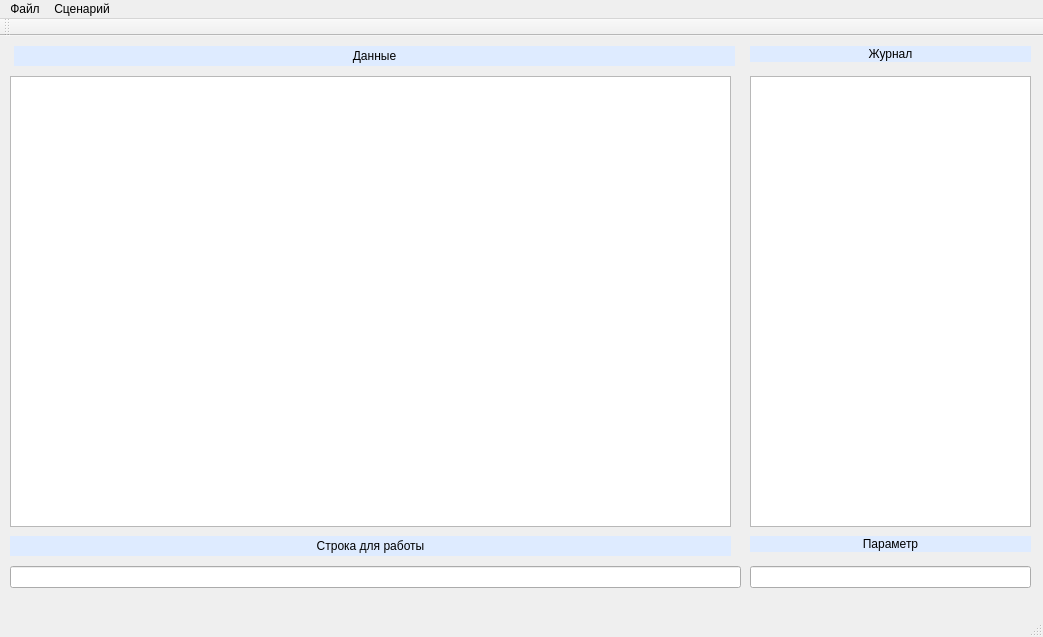
This is mainwindow.ui in sas26031962/TextControl0 as Qt 5 draws it before an edit. The edited form follows.
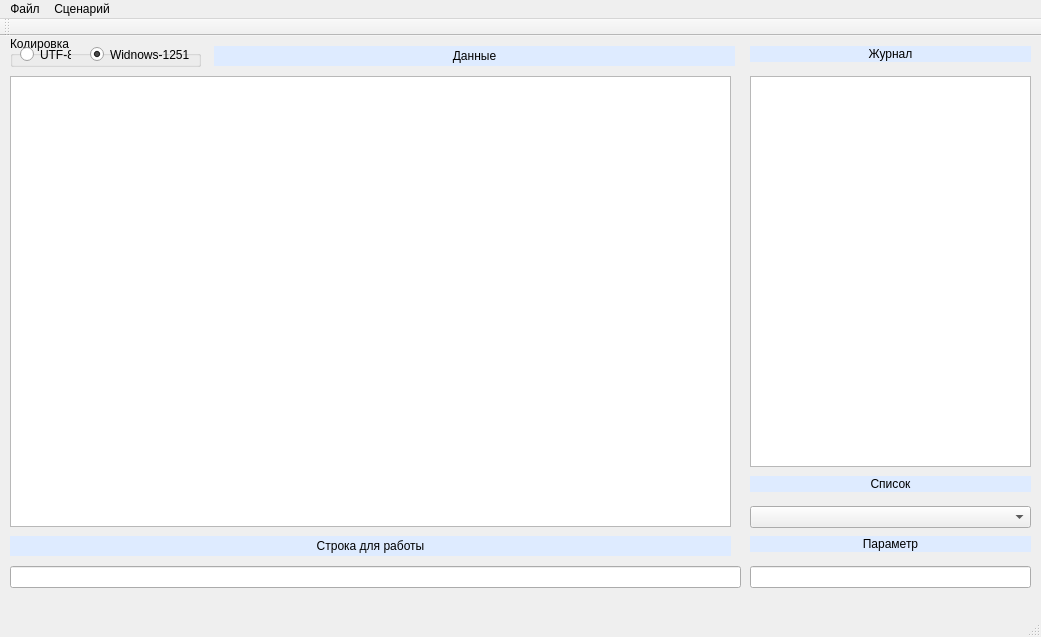
This is the edited form.

What changed in the file:
```diff
--- a/mainwindow.ui
+++ b/mainwindow.ui
@@ -6,7 +6,7 @@
    <rect>
     <x>0</x>
     <y>0</y>
-    <width>1043</width>
+    <width>1041</width>
     <height>637</height>
    </rect>
   </property>
@@ -30,16 +30,16 @@
       <x>750</x>
       <y>40</y>
       <width>281</width>
-      <height>451</height>
+      <height>391</height>
      </rect>
     </property>
    </widget>
    <widget class="QLabel" name="labelDataCaption">
     <property name="geometry">
      <rect>
-      <x>14</x>
+      <x>214</x>
       <y>10</y>
-      <width>721</width>
+      <width>521</width>
       <height>20</height>
      </rect>
     </property>
@@ -130,14 +130,116 @@
      <set>Qt::AlignCenter</set>
     </property>
    </widget>
+   <widget class="QGroupBox" name="groupBoxCoding">
+    <property name="geometry">
+     <rect>
+      <x>10</x>
+      <y>0</y>
+      <width>191</width>
+      <height>31</height>
+     </rect>
+    </property>
+    <property name="title">
+     <string>Кодировка</string>
+    </property>
+    <widget class="QRadioButton" name="radioButtonUTF8">
+     <property name="geometry">
+      <rect>
+       <x>10</x>
+       <y>10</y>
+       <width>51</width>
+       <height>17</height>
+      </rect>
+     </property>
+     <property name="text">
+      <string>UTF-8</string>
+     </property>
+    </widget>
+    <widget class="QRadioButton" name="radioButtonWindows1251">
+     <property name="geometry">
+      <rect>
+       <x>80</x>
+       <y>10</y>
+       <width>101</width>
+       <height>17</height>
+      </rect>
+     </property>
+     <property name="text">
+      <string>Widnows-1251</string>
+     </property>
+     <property name="checked">
+      <bool>true</bool>
+     </property>
+    </widget>
+   </widget>
+   <widget class="QLabel" name="labelResult">
+    <property name="geometry">
+     <rect>
+      <x>10</x>
+      <y>470</y>
+      <width>721</width>
+      <height>20</height>
+     </rect>
+    </property>
+    <property name="styleSheet">
+     <string notr="true">background-color: rgb(222, 235, 255);</string>
+    </property>
+    <property name="text">
+     <string>Промежуточный результат</string>
+    </property>
+    <property name="alignment">
+     <set>Qt::AlignLeading|Qt::AlignLeft|Qt::AlignVCenter</set>
+    </property>
+   </widget>
+   <widget class="QLabel" name="labelListCaption">
+    <property name="geometry">
+     <rect>
+      <x>750</x>
+      <y>440</y>
+      <width>281</width>
+      <height>16</height>
+     </rect>
+    </property>
+    <property name="styleSheet">
+     <string notr="true">background-color: rgb(222, 235, 255);</string>
+    </property>
+    <property name="text">
+     <string>Список</string>
+    </property>
+    <property name="alignment">
+     <set>Qt::AlignCenter</set>
+    </property>
+   </widget>
+   <widget class="QComboBox" name="comboBoxParameter">
+    <property name="geometry">
+     <rect>
+      <x>750</x>
+      <y>470</y>
+      <width>281</width>
+      <height>22</height>
+     </rect>
+    </property>
+   </widget>
+   <zorder>labelResult</zorder>
+   <zorder>textBrowserData</zorder>
+   <zorder>textBrowserLog</zorder>
+   <zorder>labelDataCaption</zorder>
+   <zorder>labelLogCaption</zorder>
+   <zorder>LineEditSource</zorder>
+   <zorder>LineEditParameter</zorder>
+   <zorder>labelOptrationCaption</zorder>
+   <zorder>labelParameterCaption</zorder>
+   <zorder>groupBoxCoding</zorder>
+   <zorder>labelListCaption</zorder>
+   <zorder>comboBoxParameter</zorder>
   </widget>
   <widget class="QMenuBar" name="menuBar">
    <property name="geometry">
     <rect>
      <x>0</x>
      <y>0</y>
-     <width>1043</width>
-     <height>26</height>
+     <width>1041</width>
+     <height>21</height>
     </rect>
    </property>
    <widget class="QMenu" name="menuFile">
```
